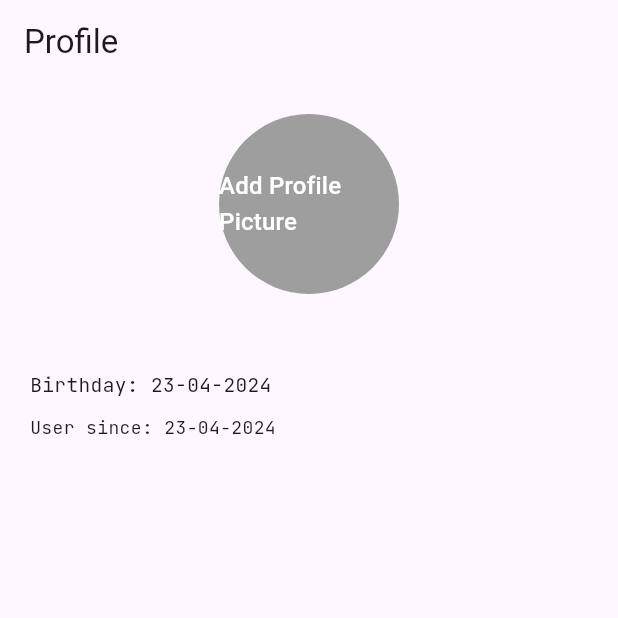
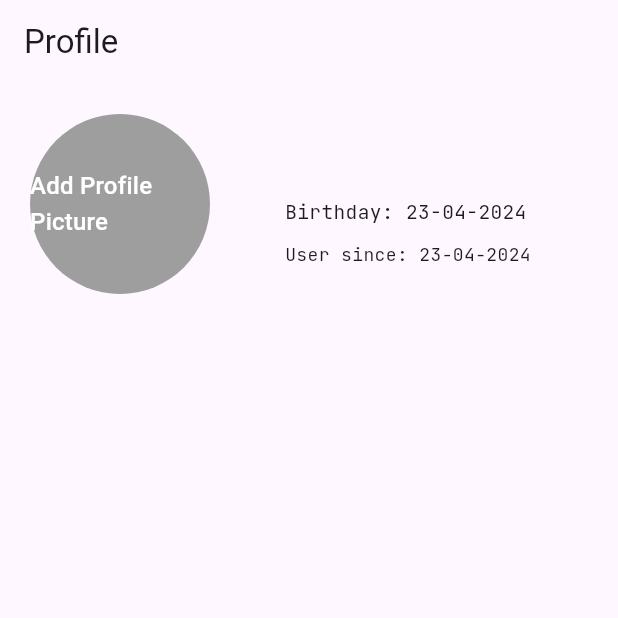
Before and after one commit to VictoriaRobles3/Project2MAD, a Flutter app: the ProfilePage screen opened directly, on a phone screen of 412 x 824 dp, the top half of it. Run offline on Flutter 3.47's test engine with Material 3 defaults, Android fonts, the phone set to English and light mode, and no system bars; our stand-ins replace animated_text_kit, cloud_firestore, firebase_auth, firebase_core, google_fonts; accounts and stored records are empty.

Commit message:
Add dependencies for firebase storage, adjust user information position in profile.dart.

```diff
--- a/artfolio/lib/profile.dart
+++ b/artfolio/lib/profile.dart
@@ -48,11 +48,8 @@ class _ProfilePageState extends State<ProfilePage> {
       body: _userData != null
           ? Padding(
               padding: const EdgeInsets.all(20.0),
-              child: Column(
+              child: Row(
                 crossAxisAlignment: CrossAxisAlignment.start,
-                children: [
-                  Center(
-                    child: Stack(
                 children: [
                   CircleAvatar(
                     radius: 60,
@@ -65,10 +62,12 @@ class _ProfilePageState extends State<ProfilePage> {
                       ),
                     ),
                   ),
-                      ],
-                    ),
-                  ),
-                  SizedBox(height: 20),
+                  SizedBox(width: 50),
+                  Column(
+                    crossAxisAlignment: CrossAxisAlignment.start,
+                    children: [
+                      SizedBox(height: 25),
+
                       Text(
                         '${_userData!['firstName']} ${_userData!['lastName']}',
                         style: GoogleFonts.jetBrainsMono(
@@ -92,9 +91,11 @@ class _ProfilePageState extends State<ProfilePage> {
                       SizedBox(height: 50),
                     ],
                   ),
+                ],
+              ),
             )
           : _currentUser != null
-              ? CircularProgressIndicator()
+              ? Center(child: CircularProgressIndicator())
               : Text(''),
     );
   }
--- a/artfolio/pubspec.yaml
+++ b/artfolio/pubspec.yaml
@@ -18,6 +18,8 @@ dependencies:
   intl: ^0.19.0
   datetime_picker_formfield_new: ^2.1.0
   animated_text_kit: ^4.2.2
+  firebase_storage: ^11.7.2
+  image_picker: ^1.1.0
 
 dev_dependencies:
   flutter_test:
```
Also changed, not shown: artfolio/pubspec.lock, 5 other files. Lines whose indentation alone changed are shown as unchanged.
